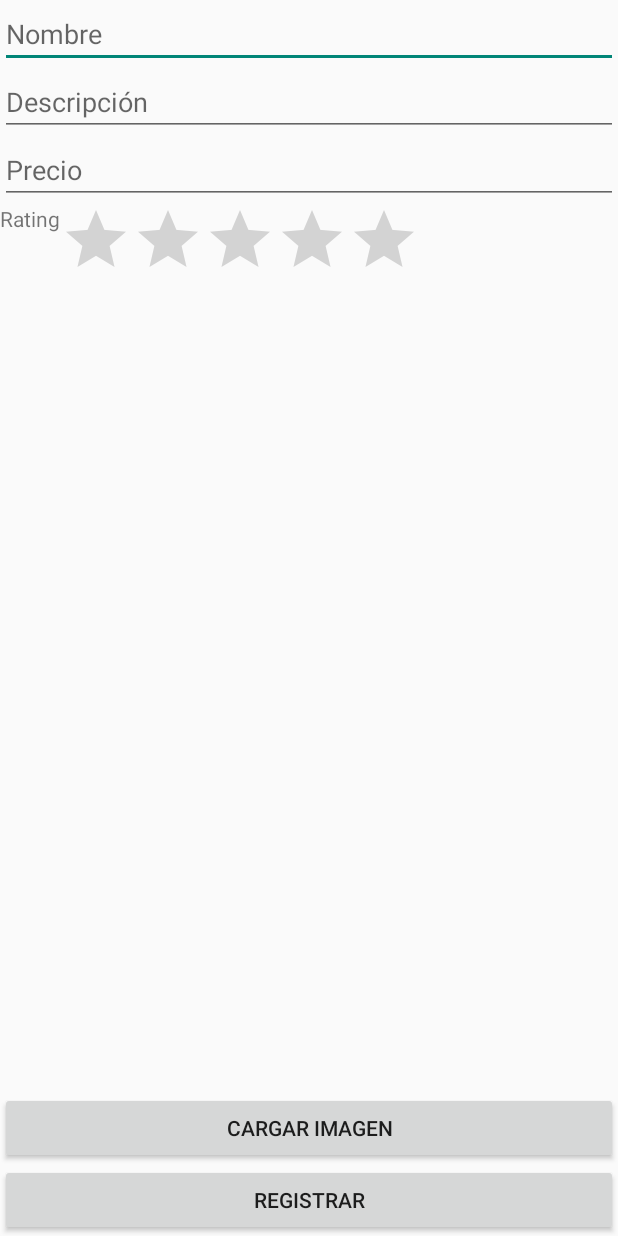
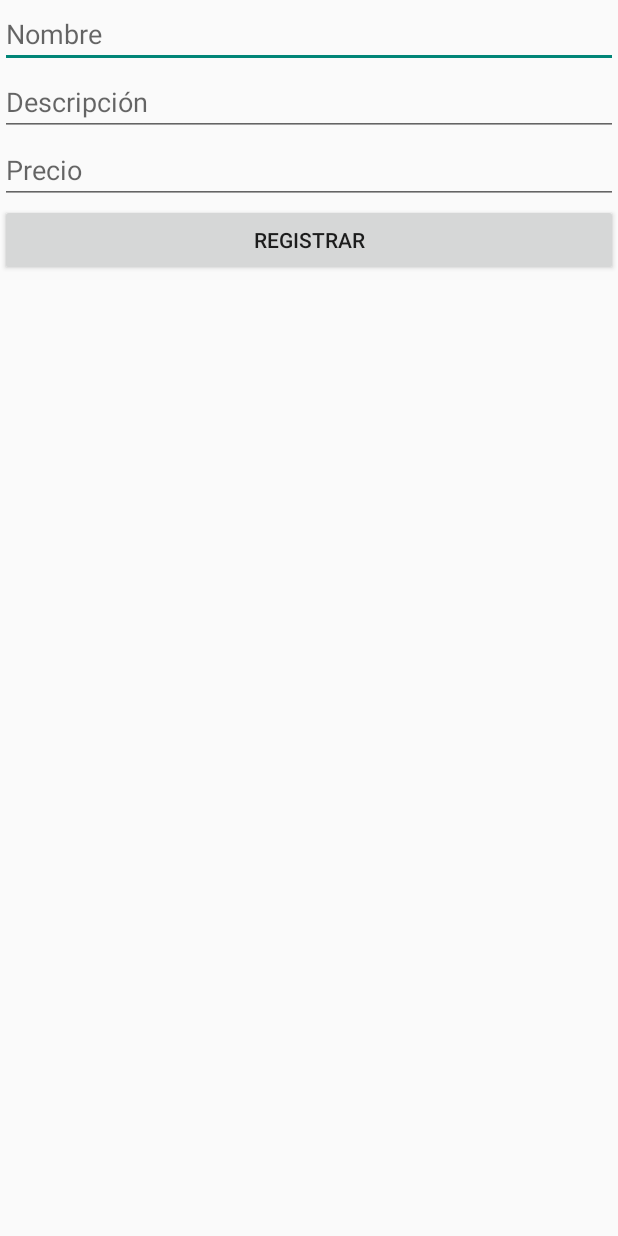
Before and after one commit to AlexG118/JuegoCrud, an Android app: the screen it shows after launch (Registro), after a tap on "REGISTRAR", on a phone screen of 412 x 824 dp. Run offline under Robolectric (Android 15) with nearby library versions, the phone set to English and light mode, and no system bars.

Commit message:
JuegoCrud2

```diff
--- a/JuegoCRUD2/app/src/main/java/android/crud/com/juegocrud/Listar.java
+++ b/JuegoCRUD2/app/src/main/java/android/crud/com/juegocrud/Listar.java
@@ -14,10 +14,10 @@ public class Listar extends ListActivity{
     @Override
     public void onCreate(Bundle icicle) {
         super.onCreate(icicle);
+
         setContentView(R.layout.lista);
 
         ArrayList<Juego> juegos = new ArrayList<>();
-
 
         Intent it = getIntent();
         Bundle params = it != null ? it.getExtras(): null;
--- a/JuegoCRUD2/app/src/main/java/android/crud/com/juegocrud/MainActivity.java
+++ b/JuegoCRUD2/app/src/main/java/android/crud/com/juegocrud/MainActivity.java
@@ -6,7 +6,11 @@ import android.os.Bundle;
 import android.view.View;
 import android.view.View.OnClickListener;
 import android.widget.Button;
-import android.widget.Toast;
+
+import java.io.FileInputStream;
+import java.io.FileOutputStream;
+import java.io.ObjectInputStream;
+import java.io.ObjectOutputStream;
 
 
 public class MainActivity extends Activity {
@@ -14,10 +18,27 @@ public class MainActivity extends Activity {
     private Button btn_registrar, btn_listar;
     private final int REGISTRO = 1;
     UsuarioAux sing = UsuarioAux.getInstance();
+    Juego juego;
+
 
     @Override
     protected void onCreate(Bundle savedInstanceState) {
         super.onCreate(savedInstanceState);
+
+        try{
+
+            FileInputStream fin = new FileInputStream("MisJuegos.txt");
+            ObjectInputStream ois = new ObjectInputStream(fin);
+            juego = (Juego) ois.readObject();
+            ois.close();
+
+
+        }catch(Exception ex){
+            ex.printStackTrace();
+
+        }
+
+
         setContentView(R.layout.activity_main);
         btnListener();
     }
@@ -25,7 +46,7 @@ public class MainActivity extends Activity {
 
     public void btnListener(){
 
-        btn_registrar = (Button) findViewById(R.id.btn_cadastrar);
+        btn_registrar = (Button) findViewById(R.id.btn_registrar);
         btn_listar = (Button) findViewById(R.id.btn_listar);
 
         btn_registrar.setOnClickListener(new OnClickListener() {
@@ -57,4 +78,5 @@ public class MainActivity extends Activity {
         }
 
     }
+
 }
--- a/JuegoCRUD2/app/src/main/java/android/crud/com/juegocrud/UsuarioAdapter.java
+++ b/JuegoCRUD2/app/src/main/java/android/crud/com/juegocrud/UsuarioAdapter.java
@@ -6,14 +6,12 @@ import java.util.List;
 
 import android.content.Context;
 import android.content.Intent;
-import android.os.Bundle;
 import android.view.LayoutInflater;
 import android.view.View;
 import android.view.View.OnClickListener;
 import android.view.ViewGroup;
 import android.widget.BaseAdapter;
 import android.widget.Button;
-import android.widget.RatingBar;
 import android.widget.TextView;
 
 
@@ -57,7 +55,6 @@ public class UsuarioAdapter extends BaseAdapter{
         ((TextView) v.findViewById(R.id.text_nombre)).setText(juego.getNombre());
         ((TextView) v.findViewById(R.id.text_desc)).setText(juego.getDesc());
         ((TextView) v.findViewById(R.id.text_precio)).setText((String.valueOf(juego.getPrecio())));
-        ((RatingBar) v.findViewById(R.id.text_rating)).setNumStars(juego.getPuntuacion());
 
         btn_edit = (Button) v.findViewById(R.id.btn_editar);
         btn_remove = (Button) v.findViewById(R.id.btn_remover);
--- a/JuegoCRUD2/app/src/main/res/layout/activity_main.xml
+++ b/JuegoCRUD2/app/src/main/res/layout/activity_main.xml
@@ -6,7 +6,7 @@ android:orientation="vertical"
 tools:context=".MainActivity" >
 
 <Button
-    android:id="@+id/btn_cadastrar"
+    android:id="@+id/btn_registrar"
     android:layout_width="match_parent"
     android:layout_height="wrap_content"
     android:layout_marginTop="60dp"
--- a/JuegoCRUD2/app/src/main/res/layout/lista_juego.xml
+++ b/JuegoCRUD2/app/src/main/res/layout/lista_juego.xml
@@ -26,10 +26,6 @@
             android:layout_height="wrap_content"
             android:text="TextView" />
 
-        <RatingBar
-            android:id="@+id/text_rating"
-            android:layout_width="wrap_content"
-            android:layout_height="wrap_content" />
     </LinearLayout>
 
     <LinearLayout
--- a/JuegoCRUD2/app/src/main/res/layout/registro_juego.xml
+++ b/JuegoCRUD2/app/src/main/res/layout/registro_juego.xml
@@ -29,35 +29,6 @@
         android:hint="@string/precio"
         android:inputType="numberDecimal" />
 
-
-    <TableRow android:stretchColumns="2"
-        android:layout_width="wrap_content"
-        android:layout_height="wrap_content">
-        <TextView
-            android:id="@+id/Rating_Bar"
-            android:layout_width="wrap_content"
-            android:layout_height="wrap_content"
-            android:text="@string/rating" />
-
-        <RatingBar
-            android:id="@+id/ratingBar"
-            android:layout_width="wrap_content"
-            android:layout_height="wrap_content"
-            android:numStars="5"
-            android:stepSize="1.0" />
-
-
-    </TableRow>
-
-    <ImageView android:id="@+id/imgView"
-            android:layout_width="fill_parent"
-            android:layout_height="wrap_content"
-            android:layout_weight="1">
-        </ImageView>
-
-    <Button android:id="@+id/btn_imagen" android:layout_width="wrap_content" android:layout_height="wrap_content" android:layout_weight="0" android:text="Cargar Imagen" android:layout_gravity="center"></Button>
-
-
     <Button
         android:id="@+id/btn_registrar"
         android:layout_width="wrap_content"
--- a/JuegoCRUD2/app/src/main/res/values/strings.xml
+++ b/JuegoCRUD2/app/src/main/res/values/strings.xml
@@ -8,10 +8,8 @@
     <string name="listar">Listar</string>
     <string name="volver">Volver</string>
     <string name="editar">Editar</string>
-    <string name="editarimagen">Cambiar Imagen</string>
     <string name="eliminar">Eliminar</string>
     <string name="nombre">Nombre</string>
-    <string name="rating">Rating</string>
     <string name="desc">Descripción</string>
     <string name="precio">Precio</string>
 </resources>
```
Also changed, not shown: JuegoCRUD2/app/src/main/java/android/crud/com/juegocrud/Editar.java (+19 -10 lines), JuegoCRUD2/app/src/main/java/android/crud/com/juegocrud/Imagen.java (deleted, +0 -65 lines), JuegoCRUD2/app/src/main/java/android/crud/com/juegocrud/Juego.java (+8 -23 lines), JuegoCRUD2/app/src/main/java/android/crud/com/juegocrud/Registro.java (+15 -26 lines), JuegoCRUD2/app/src/main/res/layout/editar_juego.xml (+0 -23 lines).
